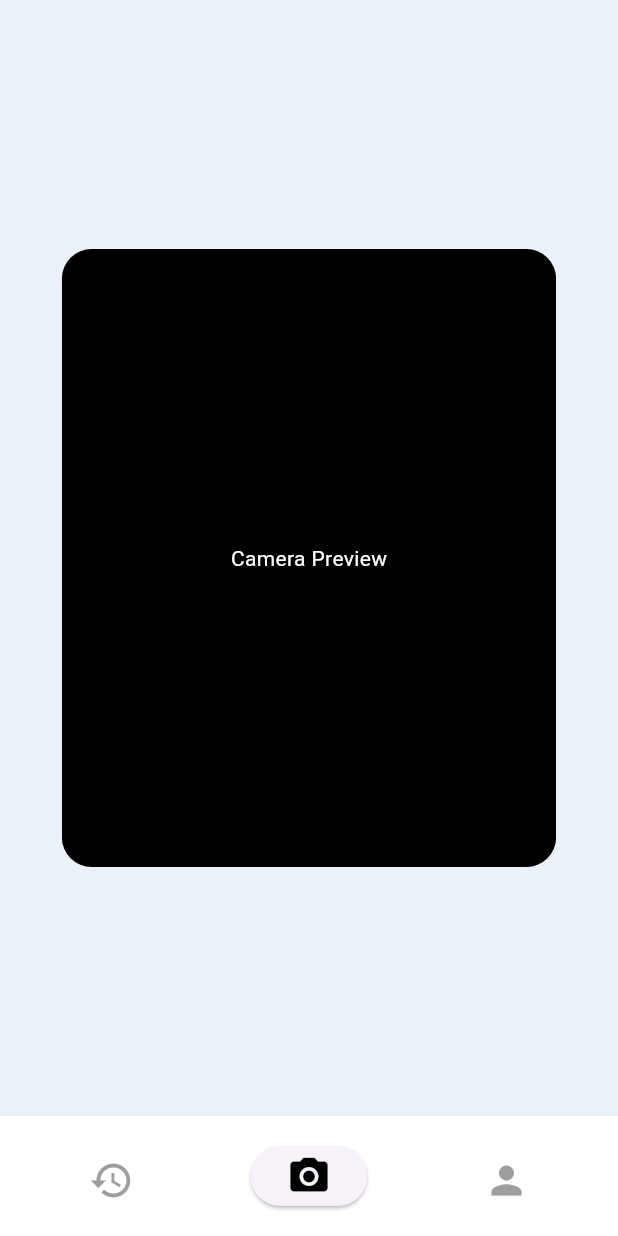
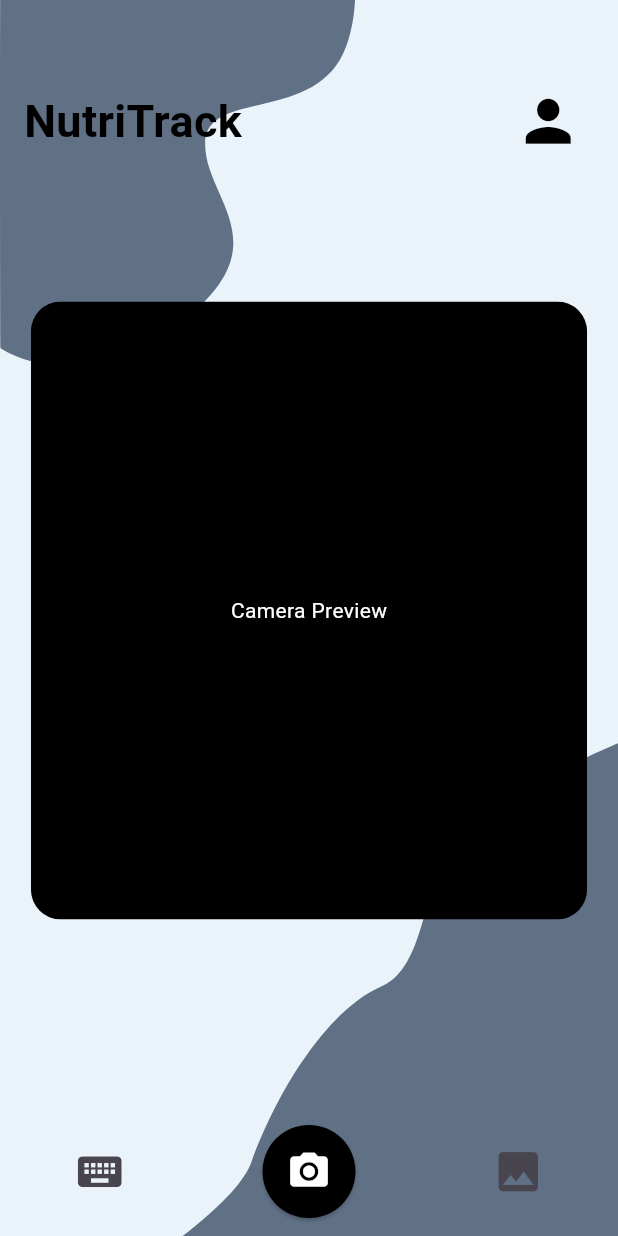
Before and after one commit to rishabh2310113/food_recipes_health_tracker, a Flutter app: the HomeScreen screen opened by its route, on a phone screen of 412 x 824 dp. Run offline on Flutter 3.47's test engine with Material 3 defaults, Android fonts, the phone set to English and light mode, and no system bars; our stand-ins replace flutter_svg, image_picker; missing offline and left inert: google_mlkit_text_recognition; project files that could hold a hidden picture were left out.

Commit message:
implemented camera and google ML kit

```diff
--- a/lib/home.dart
+++ b/lib/home.dart
@@ -1,4 +1,8 @@
 import 'package:flutter/material.dart';
+import 'package:image_picker/image_picker.dart';
+import 'dart:io';
+import 'package:google_mlkit_text_recognition/google_mlkit_text_recognition.dart';
+import 'package:flutter_svg/flutter_svg.dart';
 
 class HomeScreen extends StatefulWidget {
   const HomeScreen({super.key});
@@ -8,53 +12,155 @@ class HomeScreen extends StatefulWidget {
 }
 
 class _HomeScreenState extends State<HomeScreen> {
+
+   File? _image;
+   final picker = ImagePicker();
+   List<String> _extractedChips = [];
+
+   Future<void> getImageAndExtractText() async{
+    final pickerImage = await picker.pickImage(source: ImageSource.camera);
+
+     if (pickerImage == null) {
+      _showSnackbar('No image selected');
+      return;
+    }
+
+    setState(() {
+      _image = File(pickerImage.path);
+    });
+
+    final inputImage = InputImage.fromFilePath(pickerImage.path);
+    final textRecognizer = TextRecognizer(script: TextRecognitionScript.latin);
+
+    try {
+      final recognizedText = await textRecognizer.processImage(inputImage);
+      setState(() {
+        _extractedChips = recognizedText.text
+            .split('\n')
+            .map((line) => line.trim())
+            .where((line) => line.isNotEmpty)
+            .toList();
+      });
+    } catch (e) {
+      _showSnackbar("Failed to recognize text. Please try again!");
+    } finally {
+      textRecognizer.close();
+    }
+   }
+
+    void _showSnackbar(String message) {
+    ScaffoldMessenger.of(context).showSnackBar(
+      SnackBar(
+        content: Text(message),
+        duration: const Duration(seconds: 2),
+      ),
+    );
+  }
+
+  void _onChipPressed(String chipText) {
+    _showSnackbar("You clicked on: $chipText");
+  }
+
   @override
   Widget build(BuildContext context) {
     return Scaffold(
-      backgroundColor: const Color(0xFFEAF1F8),
       body: Stack(
         children: [
+          Positioned.fill(
+            child: SvgPicture.asset(
+              'assets/background.svg',
+              fit: BoxFit.cover,
+            ),
+          ),
+          Column(
+            children: [
+              Container(
+                color: Colors.transparent,
+                padding: const EdgeInsets.symmetric(horizontal: 16.0, vertical: 50.0),
+                child: Row(
+                  mainAxisAlignment: MainAxisAlignment.spaceBetween,
+                  children: [
+                    const Text(
+                      "NutriTrack",
+                      style: TextStyle(
+                        fontSize: 30,
+                        fontWeight: FontWeight.bold,
+                        color: Colors.black,
+                      ),
+                    ),
+                    IconButton(
+                      icon: const Icon(Icons.person, size: 45, color: Colors.black),
+                      onPressed: () {},
+                    ),
+                  ],
+                ),
+              ),
+              const SizedBox(height: 40),
           Center(
             child: ClipRRect(
               borderRadius: BorderRadius.circular(20),
               child: Container(
                 height: MediaQuery.of(context).size.height * 0.5,
-                width: MediaQuery.of(context).size.width * 0.8,
+                width: MediaQuery.of(context).size.width * 0.9,
                 color: Colors.black,
-                child: const Center(
-                  child: Text(
+               child: _image == null?const Center(
+                  child: const Text(
                     'Camera Preview',
                     style: TextStyle(color: Colors.white),
                   ),
+                )
+                : Image.file(_image!),
               ),
             ),
           ),
+          const SizedBox(height: 16),
+              Expanded(
+                child: SingleChildScrollView(
+                  child: Wrap(
+                    spacing: 8.0,
+                    runSpacing: 8.0,
+                    children: _extractedChips
+                        .map(
+                          (chipText) => ActionChip(
+                            label: Text(chipText),
+                            onPressed: () => _onChipPressed(chipText),
                           ),
-        ],
+                        )
+                        .toList(),
                   ),
-      bottomNavigationBar: BottomAppBar(
-        color: Colors.white,
-        shape: const CircularNotchedRectangle(),
-        child: Padding(
-          padding: const EdgeInsets.symmetric(vertical: 8.0),
+                ),
+              ),
+              Container(
+                padding: const EdgeInsets.symmetric(vertical: 12.0),
+                decoration: const BoxDecoration(
+                  color: Colors.transparent,
+                ),
                 child: Row(
                   mainAxisAlignment: MainAxisAlignment.spaceAround,
                   children: [
                     IconButton(
-                icon: const Icon(Icons.history, size: 30, color: Colors.grey),
+                      icon: const Icon(Icons.keyboard, size: 35),
                       onPressed: () {},
                     ),
                     ElevatedButton(
-                onPressed: () {},
-                child: const Icon(Icons.camera_alt, size: 30, color: Colors.black),
+                      onPressed: getImageAndExtractText,
+                      style: ElevatedButton.styleFrom(
+                        shape: const CircleBorder(),
+                        backgroundColor: Colors.black,
+                        padding: const EdgeInsets.all(16),
+                      ),
+                      child: const Icon(Icons.camera_alt, size: 30, color: Colors.white),
                     ),
                     IconButton(
-                icon: const Icon(Icons.person, size: 30, color: Colors.grey),
+                      icon: const Icon(Icons.image, size: 35),
                       onPressed: () {},
                     ),
                   ],
                 ),
               ),
+            ],
+          ),
+        ],
       ),
     );
   }
--- a/lib/main.dart
+++ b/lib/main.dart
@@ -16,7 +16,7 @@ class MyApp extends StatelessWidget {
   Widget build(BuildContext context) {
     return MaterialApp(
       debugShowCheckedModeBanner: false,
-      initialRoute: '/home',
+      initialRoute: 'onboarding',
       routes: {
         'onboarding': (context) => OnboardingScreen(),
         'signup': (context) => SignUpScreen(),
--- a/lib/signin.dart
+++ b/lib/signin.dart
@@ -33,9 +33,9 @@ class _SignInScreenState extends State<SignInScreen> {
       _isLoading = true;
     });
 
-    try {
+   try {
       final response = await http.post(
-        Uri.parse('https://e-mail-auth.onrender.com/login'),
+        Uri.parse('https://e-mail-auth.onrender.com/user/login'),
         headers: {'Content-Type': 'application/json'},
         body: jsonEncode({'email': email, 'password': password}),
       );
@@ -43,7 +43,7 @@ class _SignInScreenState extends State<SignInScreen> {
       if (response.statusCode == 200) {
         final responseData = jsonDecode(response.body);
 
-        if (responseData['success'] == true) {
+        if (responseData['status'] == "SUCCESS") {
           Navigator.pushNamedAndRemoveUntil(
               context, '/home', (route) => false);
         } else {
--- a/pubspec.yaml
+++ b/pubspec.yaml
@@ -38,6 +38,8 @@ dependencies:
   flutter_svg: ^2.0.5
   font_awesome_flutter: ^10.8.0
   http: ^1.1.1
+  image_picker: ^1.1.2
+  google_mlkit_text_recognition: ^0.14.0
 
 dev_dependencies:
   flutter_test:
```
Also changed, not shown: lib/signup.dart (+3 -6 lines), pubspec.lock, 9 other files. Lines whose indentation alone changed are shown as unchanged.
